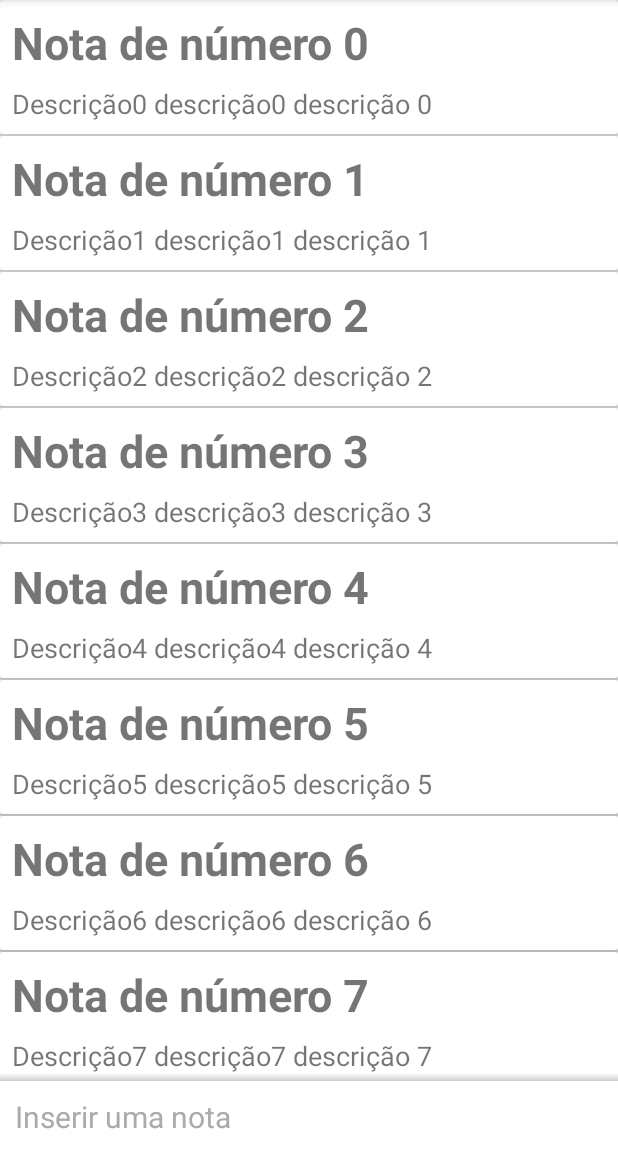
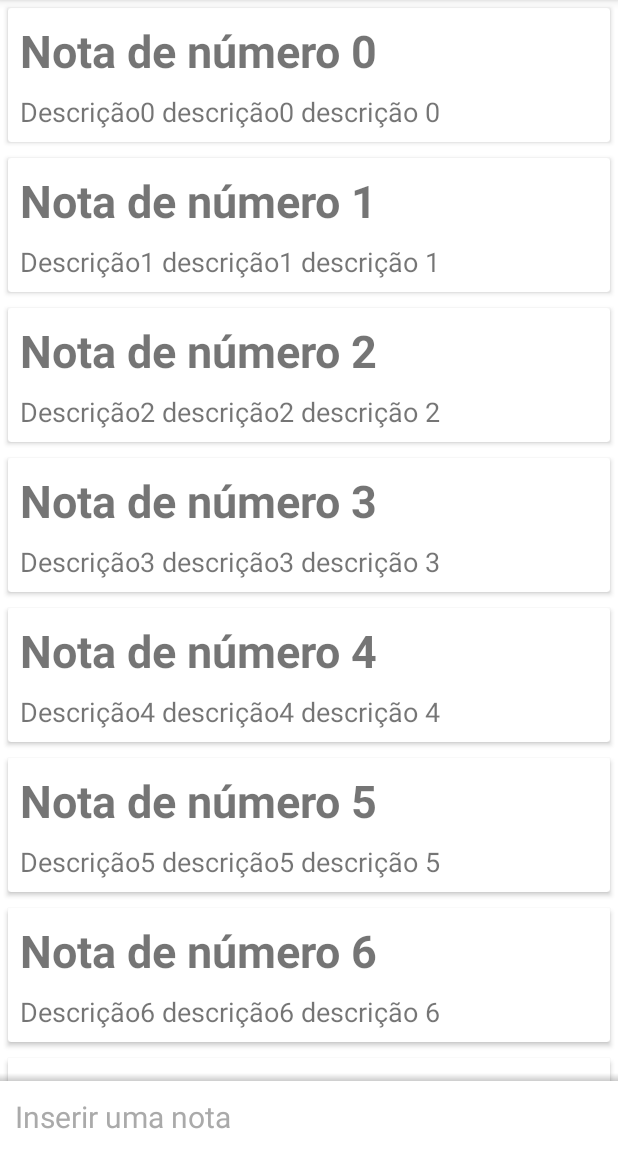
Before and after one commit to A-Pass-Studies/alura-formacaoandroid-p03-ceep, an Android app: the screen it shows after launch (NotesListActivity), on a phone screen of 412 x 824 dp, the part 84-1236 px from its top. Run offline under Robolectric (Android 15) with nearby library versions, the phone set to English and light mode, and no system bars.

Commit message:
swap listview for recyclerview

```diff
--- a/app/build.gradle
+++ b/app/build.gradle
@@ -33,6 +33,7 @@ dependencies {
     implementation 'androidx.appcompat:appcompat:1.6.1'
     implementation 'com.google.android.material:material:1.9.0'
     implementation "androidx.cardview:cardview:1.0.0"
+    implementation 'androidx.recyclerview:recyclerview:1.3.0'
     testImplementation 'junit:junit:4.13.2'
     androidTestImplementation 'androidx.test.ext:junit:1.1.5'
     androidTestImplementation 'androidx.test.espresso:espresso-core:3.5.1'
--- a/app/src/main/java/apass/estudos/alura/trainingandroid/project03ceep/dao/NoteDao.java
+++ b/app/src/main/java/apass/estudos/alura/trainingandroid/project03ceep/dao/NoteDao.java
@@ -36,7 +36,7 @@ public class NoteDao {
     }
 
     public void mock() {
-        for (Integer i = 0; i < 1000; i++) {
+        for (Integer i = 0; i < 10000; i++) {
             insert(new Note("Nota de número " + i, "Descrição" + i + " descrição" + i + " descrição " + i));
         }
     }
--- a/app/src/main/java/apass/estudos/alura/trainingandroid/project03ceep/ui/NotesListActivity.java
+++ b/app/src/main/java/apass/estudos/alura/trainingandroid/project03ceep/ui/NotesListActivity.java
@@ -5,6 +5,8 @@ import android.widget.ListView;
 
 import androidx.annotation.Nullable;
 import androidx.appcompat.app.AppCompatActivity;
+import androidx.recyclerview.widget.LinearLayoutManager;
+import androidx.recyclerview.widget.RecyclerView;
 
 import apass.estudos.alura.trainingandroid.project03ceep.R;
 import apass.estudos.alura.trainingandroid.project03ceep.dao.NoteDao;
@@ -21,7 +23,7 @@ public class NotesListActivity extends AppCompatActivity {
 
         setContentView(R.layout.activity_note_list);
 
-        ListView notesLv = findViewById(R.id.activity_note_list_lv);
+        RecyclerView notesLv = findViewById(R.id.activity_note_list_rc);
         notesLv.setAdapter(new NotesListAdapter(this, noteDao.all()));
     }
 }
--- a/app/src/main/java/apass/estudos/alura/trainingandroid/project03ceep/ui/adapter/NotesListAdapter.java
+++ b/app/src/main/java/apass/estudos/alura/trainingandroid/project03ceep/ui/adapter/NotesListAdapter.java
@@ -4,50 +4,56 @@ import android.content.Context;
 import android.view.LayoutInflater;
 import android.view.View;
 import android.view.ViewGroup;
-import android.widget.BaseAdapter;
 import android.widget.TextView;
+
+import androidx.annotation.NonNull;
+import androidx.recyclerview.widget.RecyclerView;
 
 import java.util.List;
 
 import apass.estudos.alura.trainingandroid.project03ceep.R;
 import apass.estudos.alura.trainingandroid.project03ceep.model.Note;
 
-public class NotesListAdapter extends BaseAdapter {
+public final class NotesListAdapter extends RecyclerView.Adapter<NotesListAdapter.NotesViewHolder> {
 
     private final Context context;
     private final List<Note> notes;
 
-    public NotesListAdapter(Context context, List<Note> notes) {
+    public NotesListAdapter(@NonNull Context context, @NonNull List<Note> notes) {
         this.context = context;
         this.notes = notes;
     }
 
+    @NonNull
     @Override
-    public int getCount() {
+    public NotesViewHolder onCreateViewHolder(@NonNull ViewGroup parent, int viewType) {
+        View createdView = LayoutInflater.from(context).inflate(R.layout.item_note, parent, false);
+        return new NotesViewHolder(createdView);
+    }
+
+    @Override
+    public void onBindViewHolder(@NonNull NotesViewHolder holder, int position) {
+        holder.bind(notes.get(position));
+    }
+
+    @Override
+    public int getItemCount() {
         return notes.size();
     }
 
-    @Override
-    public Note getItem(int position) {
-        return notes.get(position);
-    }
+    final class NotesViewHolder extends RecyclerView.ViewHolder {
 
-    @Override
-    public long getItemId(int i) {
-        return 0;
-    }
+        private final TextView titleTv, descriptionTv;
 
-    @Override
-    public View getView(int position, View view, ViewGroup viewGroup) {
-        View createdView = LayoutInflater.from(context).inflate(R.layout.item_note, viewGroup, false);
-        Note nota = notes.get(position);
+        NotesViewHolder(View view) {
+            super(view);
+            titleTv = view.findViewById(R.id.item_note_title_tv);
+            descriptionTv = view.findViewById(R.id.item_note_description_tv);
+        }
 
-        TextView title = createdView.findViewById(R.id.item_note_title_tv);
-        title.setText(nota.getTitle());
-
-        TextView description = createdView.findViewById(R.id.item_note_description_tv);
-        description.setText(nota.getDescription());
-
-        return createdView;
+        void bind(@NonNull Note note) {
+            titleTv.setText(note.getTitle());
+            descriptionTv.setText(note.getDescription());
+        }
     }
 }
--- a/app/src/main/res/layout/activity_note_list.xml
+++ b/app/src/main/res/layout/activity_note_list.xml
@@ -5,14 +5,15 @@
     android:layout_width="match_parent"
     android:layout_height="match_parent">
 
-    <ListView
-        android:id="@+id/activity_note_list_lv"
+    <androidx.recyclerview.widget.RecyclerView
+        android:id="@+id/activity_note_list_rc"
         android:layout_width="0dp"
         android:layout_height="0dp"
         app:layout_constraintBottom_toTopOf="@id/activity_note_list_insert_note_tv"
         app:layout_constraintEnd_toEndOf="parent"
         app:layout_constraintStart_toStartOf="parent"
         app:layout_constraintTop_toTopOf="parent"
+        app:layoutManager="androidx.recyclerview.widget.LinearLayoutManager"
         tools:listitem="@layout/item_note" />
 
     <View android:id="@+id/activity_note_list_bottom_gradient_background_vw"
```
